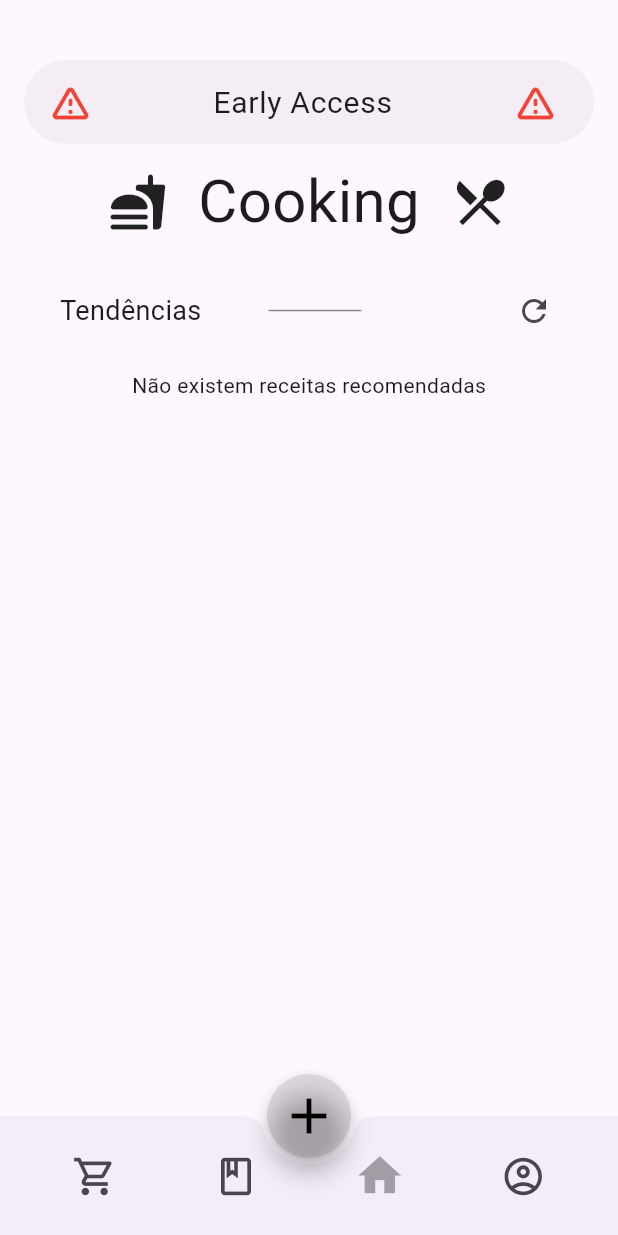
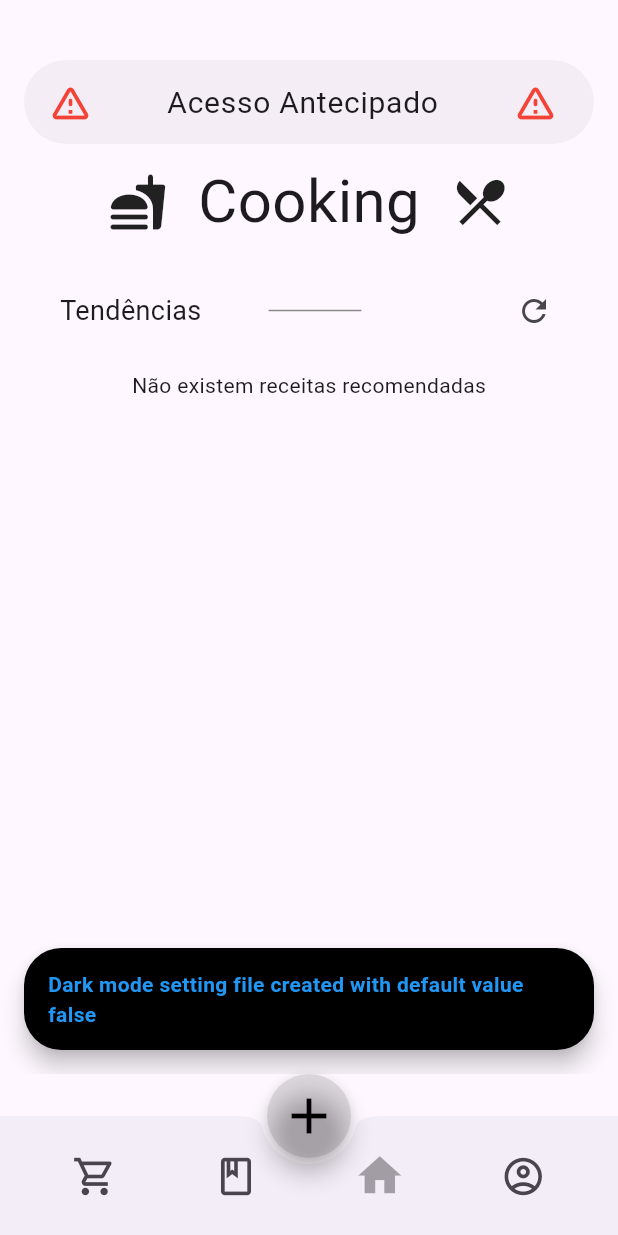
Before and after one commit to devCacti/Cooking, a Flutter app: the first screen one second after launch, on a phone screen of 412 x 824 dp. Run offline on Flutter 3.47's test engine with Material 3 defaults, Android fonts, the phone set to English and light mode, and no system bars; our stand-ins replace flutter_colorpicker, flutter_secure_storage, image_picker; accounts and stored records are empty; generated files the repository leaves out were written again; network calls fail.

Commit message:
Update dependencies, enhance settings management, and improve locale handling

```diff
--- a/cookapp/lib/Classes/app_state.dart
+++ b/cookapp/lib/Classes/app_state.dart
@@ -63,10 +63,10 @@ class AppState extends ChangeNotifier {
   // Method extension for Locale to get the language code
   String get languageCode => _locale.languageCode;
 
-  void setLocale(Locale newLocale) {
+  void setLocale(Locale newLocale, BuildContext context) {
     _locale = newLocale;
     notifyListeners();
-    Settings.setLanguage(Language.getLanguageType(newLocale.languageCode));
+    Settings.setLanguage(Language.getLanguageType(newLocale.languageCode), context);
   }
 
   Future<void> getLocale(BuildContext context) async {
--- a/cookapp/lib/Classes/server_info.dart
+++ b/cookapp/lib/Classes/server_info.dart
@@ -7,7 +7,7 @@
 
 class ServerInfo {
   static const String url = 'https://devcacti.com';
-  static const String version = 'Dev 1.7.1.1:001 - Marisa';
+  static const String version = 'Dev 1.7.1.1:002 - General';
   //!static const String apiUrl = '$url/api'; //TODO: use this in the app instead of the url
   static const String apiVersion = 'v1';
   //!static const String apiFullUrl = '$apiUrl/$apiVersion'; //TODO: use this in the app instead of the url
--- a/cookapp/lib/Settings/settings.dart
+++ b/cookapp/lib/Settings/settings.dart
@@ -1,6 +1,6 @@
 import 'package:cookapp/Classes/language.dart';
 import 'package:cookapp/Classes/snackbars.dart';
-import 'package:path_provider/path_provider.dart';
+import 'package:path_provider/path_provider.dart' as path_provider;
 import 'dart:convert';
 import 'dart:io';
 import 'package:flutter/material.dart';
@@ -11,6 +11,12 @@ ValueNotifier<ThemeMode> themeNotifier = ValueNotifier(ThemeMode.dark);
 class Settings {
   //? Variables
   bool darkMode = true;
+
+  static Future<File> get _localSettingsFile async {
+    final directory = await path_provider.getApplicationDocumentsDirectory();
+    final file = File('${directory.path}/settings.json');
+    return file;
+  }
   ////bool notifications = true; //? Not used yet
 
   //* Default values
@@ -23,16 +29,49 @@ class Settings {
     return Settings();
   }
 
+  static Future<void> wipeData(BuildContext context) async {
+    //? Get the path to the application documents directory
+    //? Tries to delete the file, if it can't do it, catch the exception
+    File file = await _localSettingsFile;
+    try {
+      if (await file.exists()) {
+        await file.delete();
+        showSnackbar(
+          // ignore: use_build_context_synchronously
+          context,
+          "Settings file deleted successfully.",
+          type: SnackBarType.success,
+          isBold: true,
+        );
+        return;
+      }
+      showSnackbar(
+        // ignore: use_build_context_synchronously
+        context,
+        "Settings file does not exist.",
+        type: SnackBarType.info,
+        isBold: true,
+      );
+    } catch (e) {
+      showSnackbar(
+        // ignore: use_build_context_synchronously
+        context,
+        "Error deleting settings file: $e",
+        type: SnackBarType.error,
+        isBold: true,
+      );
+      // Handle any errors that occur during file operations
+      ////developer.log("Error deleting settings file: $e");
+    }
+  }
+
   //* Get the dark mode setting from a user settings file called settings.json
   //! If it returns null it means there was an error
   static Future<bool> getDarkMode(BuildContext context) async {
-    //? Get the path to the application documents directory
-    String filePath = await getApplicationDocumentsDirectory().then((value) => "${value.path}/settings.json");
-
     bool darkMode = false; // Default value for dark mode
 
     //? Create a file object with the path
-    File file = File(filePath);
+    File file = await _localSettingsFile;
 
     try {
       //? Check if the file exists
@@ -43,12 +82,28 @@ class Settings {
         Map<String, dynamic> json = jsonDecode(contents);
 
         darkMode = json['darkMode'] ?? false; // Default to true if not found
+
+        showSnackbar(
+          // ignore: use_build_context_synchronously
+          context,
+          "Dark mode setting retrieved: $darkMode",
+          type: SnackBarType.success,
+          isBold: true,
+        );
         return darkMode;
       } else {
+        file.createSync(); // Create the file if it doesn't exist
         // If the file does not exist, create it with the default value
         Map<String, dynamic> json = {'darkMode': darkMode};
         // Write the JSON string to the file
         file.writeAsStringSync(jsonEncode(json));
+        showSnackbar(
+          // ignore: use_build_context_synchronously
+          context,
+          "Dark mode setting file created with default value $darkMode",
+          type: SnackBarType.info,
+          isBold: true,
+        );
         return darkMode;
       }
     } catch (e) {
@@ -67,15 +122,19 @@ class Settings {
 
   //* Set the dark mode setting in the user settings file called settings.json
   //! If it returns null it means there was an error
-  Future<bool?> setDarkMode(bool value) async {
+  static Future<bool?> setDarkMode(bool value) async {
     //? Get the path to the application documents directory
-    String filePath = await getApplicationDocumentsDirectory().then((value) => "${value.path}/settings.json");
-
-    //? Create a file object with the path
-    File file = File(filePath);
+    File file = await _localSettingsFile;
 
     //? Tries to write to the file, if it can't do it, catch the exception
     try {
+      if (!await file.exists()) {
+        // If the file does not exist, create it with the default value
+        Map<String, dynamic> json = {'darkMode': value};
+        await file.writeAsString(jsonEncode(json));
+        return value; // Return the value if the file was created successfully
+      }
+
       String contents = await file.readAsString();
 
       // Parse the JSON string to get the dark mode value
@@ -98,7 +157,7 @@ class Settings {
   //* Get the language setting from a user settings file called settings.json
   static Future<String> getLanguage(BuildContext context) async {
     //? Get the path to the application documents directory
-    String filePath = await getApplicationDocumentsDirectory().then((value) => "${value.path}/settings.json");
+    String filePath = await _localSettingsFile.then((file) => file.path);
 
     //? Create a file object with the path
     File file = File(filePath);
@@ -111,13 +170,27 @@ class Settings {
         // Parse the JSON string to get the language value
         Map<String, dynamic> json = jsonDecode(contents);
 
+        showSnackbar(
+          // ignore: use_build_context_synchronously
+          context,
+          "Language setting retrieved: ${json['language'] ?? 'en'}",
+          type: SnackBarType.success,
+          isBold: true,
+        );
+
         return json['language'] ?? 'en'; // Default to 'en' if not found
       } else {
-        // If the file does not exist, create it with the default value
-        Map<String, dynamic> json = {'language': 'en'};
-        // Write the JSON string to the file
-        await file.writeAsString(jsonEncode(json));
-        return 'en';
+        // ignore: use_build_context_synchronously
+        await setLanguage(LanguageType.en, context);
+
+        showSnackbar(
+          // ignore: use_build_context_synchronously
+          context,
+          "Language setting file created with default value 'en'",
+          type: SnackBarType.info,
+          isBold: true,
+        );
+        return 'en'; // Default value if the file does not exist
       }
     } catch (e) {
       // Handle any errors that occur during file operations
@@ -134,15 +207,25 @@ class Settings {
   }
 
   //* Set the language setting in the user settings file called settings.json
-  static Future<bool?> setLanguage(LanguageType language) async {
+  static Future<bool?> setLanguage(LanguageType language, BuildContext context) async {
     //? Get the path to the application documents directory
-    String filePath = await getApplicationDocumentsDirectory().then((value) => "${value.path}/settings.json");
-
-    //? Create a file object with the path
-    File file = File(filePath);
+    File file = await _localSettingsFile;
 
     //? Tries to write to the file, if it can't do it, catch the exception
     try {
+      if (!await file.exists()) {
+        // If the file does not exist, create it with the default value
+        Map<String, dynamic> json = {'language': Language.getLanguageCode(language)};
+        await file.writeAsString(jsonEncode(json));
+        showSnackbar(
+          // ignore: use_build_context_synchronously
+          context,
+          "Language setting file created with default value ${Language.getLanguageName(language)}",
+          type: SnackBarType.info,
+          isBold: true,
+        );
+        return true; // Return true if the file was created successfully
+      }
       String contents = await file.readAsString();
 
       // Parse the JSON string to get the language value
@@ -154,10 +237,25 @@ class Settings {
       // Write the updated JSON string to the file
       await file.writeAsString(jsonEncode(json));
 
+      showSnackbar(
+        // ignore: use_build_context_synchronously
+        context,
+        "Language set to ${Language.getLanguageName(language)}",
+        type: SnackBarType.success,
+        isBold: true,
+      );
+
       return true;
     } catch (e) {
       // Handle any errors that occur during file operations
       ////developer.log("Error writing settings file: $e");
+      showSnackbar(
+        // ignore: use_build_context_synchronously
+        context,
+        "Error setting language: $e",
+        type: SnackBarType.error,
+        isBold: true,
+      );
       return null;
     }
   }
--- a/cookapp/lib/main.dart
+++ b/cookapp/lib/main.dart
@@ -1,6 +1,7 @@
 //? Imports
 //import 'package:cookapp/Classes/server_info.dart';
 import 'package:cookapp/Classes/app_state.dart';
+import 'package:cookapp/Classes/snackbars.dart';
 import 'package:cookapp/Pages/Elements/app_title.dart';
 import 'package:cookapp/Pages/Elements/bottom_app_bar.dart';
 import 'package:cookapp/Pages/Elements/early_access.dart';
@@ -9,7 +10,6 @@ import 'package:provider/provider.dart';
 import 'Functions/server_requests.dart';
 import 'Classes/recipes.dart';
 import 'Pages/Recipe Pages/recipe_detail.dart';
-import 'Classes/user.dart';
 import 'Settings/settings.dart';
 import 'package:flutter_gen/gen_l10n/app_localizations.dart';
 //import 'Pages/new_recipe.dart';
@@ -104,16 +104,19 @@ class _MyHomePageState extends State<MyHomePage> {
     super.initState();
 
     var appState = context.read<AppState>();
-    appState.getLocale(context); // Load the locale from settings
+    try {
+      appState.getLocale(context); // Load the locale from settings
+    } catch (e) {
+      showSnackbar(
+        context,
+        "Exception with locale on main activity: $e",
+        type: SnackBarType.error,
+        isBold: true,
+      );
+    }
     Settings.getDarkMode(context).then((value) {
       setState(() {
-        themeNotifier.value = value ? ThemeMode.dark : ThemeMode.light; // Set the theme mode based on the settings
-      });
-    });
-    User user = User.defaultU();
-    user.getInstance().then((value) {
-      setState(() {
-        user = value;
+        themeNotifier.value = (value ? ThemeMode.dark : ThemeMode.light); // Set the theme mode based on the settings
       });
     });
 
```
Also changed, not shown: cookapp/lib/Settings/user_settings.dart (+18 -4 lines), 1 other file.
